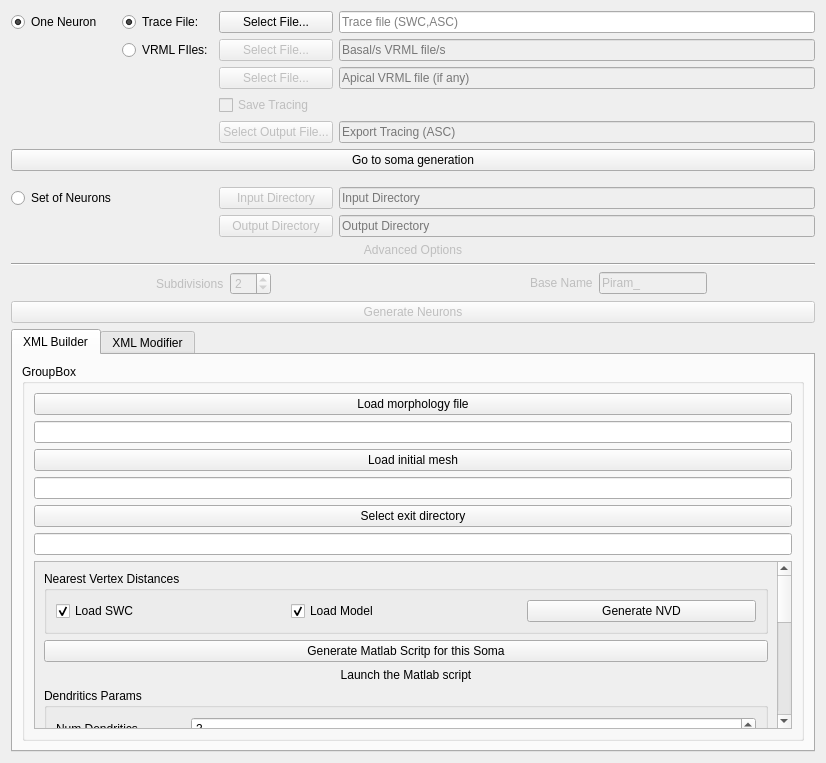
First picture: the form in Neuronize/SomaCreatorWidget.ui, repository vg-lab/Neuronize, before the edit.
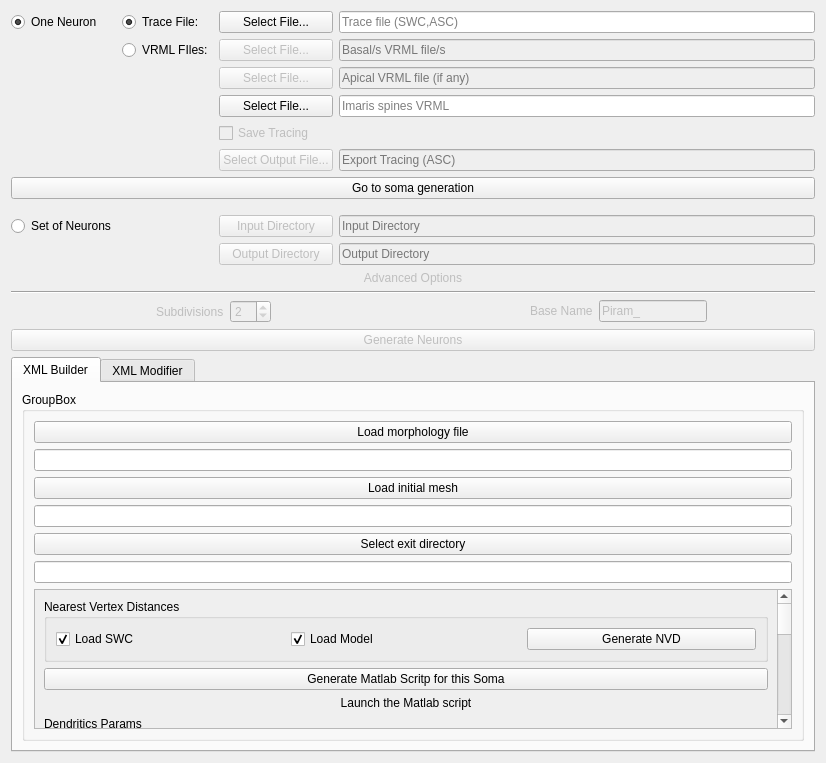
Second picture: the form after the edit.

Commit message: First approach to add Imaris Spines

Diff of the .ui file:
```diff
--- a/Neuronize/SomaCreatorWidget.ui
+++ b/Neuronize/SomaCreatorWidget.ui
@@ -29,7 +29,7 @@
        </attribute>
       </widget>
      </item>
-     <item row="5" column="2">
+     <item row="6" column="2">
       <widget class="QPushButton" name="ascButton">
        <property name="enabled">
         <bool>false</bool>
@@ -94,7 +94,7 @@
        </property>
       </widget>
      </item>
-     <item row="5" column="3">
+     <item row="6" column="3">
       <widget class="QLineEdit" name="ascPath">
        <property name="enabled">
         <bool>false</bool>
@@ -114,7 +114,7 @@
        </property>
       </widget>
      </item>
-     <item row="4" column="2">
+     <item row="5" column="2">
       <widget class="QCheckBox" name="saveCheckBox">
        <property name="enabled">
         <bool>false</bool>
@@ -157,14 +157,14 @@
        </attribute>
       </widget>
      </item>
-     <item row="6" column="0" colspan="4">
+     <item row="7" column="0" colspan="4">
       <widget class="QPushButton" name="pushButton_GoToSomaDeformer">
        <property name="text">
         <string>Go to soma generation</string>
        </property>
       </widget>
      </item>
-     <item row="8" column="0">
+     <item row="9" column="0">
       <widget class="QRadioButton" name="setNeuronsRadio">
        <property name="text">
         <string>Set of Neurons</string>
@@ -174,7 +174,7 @@
        </attribute>
       </widget>
      </item>
-     <item row="8" column="2">
+     <item row="9" column="2">
       <widget class="QPushButton" name="inputDirectoryButton">
        <property name="enabled">
         <bool>false</bool>
@@ -184,7 +184,7 @@
        </property>
       </widget>
      </item>
-     <item row="8" column="3">
+     <item row="9" column="3">
       <widget class="QLineEdit" name="inputDirectoryPath">
        <property name="enabled">
         <bool>false</bool>
@@ -194,7 +194,7 @@
        </property>
       </widget>
      </item>
-     <item row="9" column="2">
+     <item row="10" column="2">
       <widget class="QPushButton" name="outputDirectoryButton">
        <property name="enabled">
         <bool>false</bool>
@@ -204,7 +204,7 @@
        </property>
       </widget>
      </item>
-     <item row="9" column="3">
+     <item row="10" column="3">
       <widget class="QLineEdit" name="outputDirectoryPath">
        <property name="enabled">
         <bool>false</bool>
@@ -214,7 +214,7 @@
        </property>
       </widget>
      </item>
-     <item row="7" column="0">
+     <item row="8" column="0">
       <layout class="QHBoxLayout" name="horizontalLayout_3">
        <property name="leftMargin">
         <number>0</number>
@@ -224,6 +224,20 @@
        </property>
       </layout>
      </item>
+     <item row="4" column="2">
+      <widget class="QPushButton" name="imarisPathButton">
+       <property name="text">
+        <string>Select File...</string>
+       </property>
+      </widget>
+     </item>
+     <item row="4" column="3">
+      <widget class="QLineEdit" name="imarisPath">
+       <property name="placeholderText">
+        <string>Imaris spines VRML</string>
+       </property>
+      </widget>
+     </item>
     </layout>
    </item>
    <item>
```
The commit also changes 5 other files.
